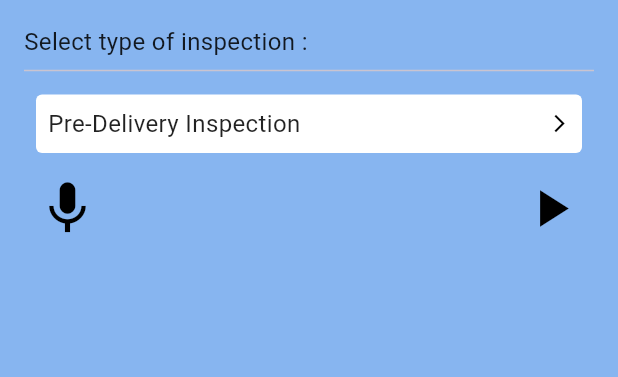
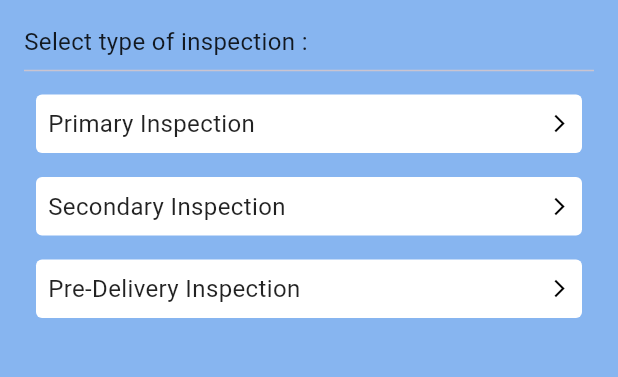
Before and after one commit to ameya730/voice_inspection, a Flutter app: the PageHome screen opened directly, on a phone screen of 412 x 824 dp, the part 84-461 px from its top. Run offline on Flutter 3.47's test engine with Material 3 defaults, Android fonts, the phone set to English and light mode, and no system bars; drawn by our look-alikes of auto_size_text; our stand-ins replace audioplayers, flutter_tts, page_transition, supabase_flutter, wakelock_plus; missing offline and left inert: barcode_newland_flutter, mobile_scanner, record, vosk_flutter; accounts and stored records are empty.

Commit message:
11Oct2024

```diff
--- a/lib/pages/02_home/home.dart
+++ b/lib/pages/02_home/home.dart
@@ -1,7 +1,4 @@
-import 'package:audioplayers/audioplayers.dart';
 import 'package:flutter/material.dart';
-import 'package:voice_poc/features/bluetooth/f_bluetooth.dart';
-import 'package:voice_poc/features/record/widgets/w_record.dart';
 import 'package:voice_poc/pages/02_home/s_home.dart';
 import 'package:voice_poc/services/auth/auth_service.dart';
 import 'package:voice_poc/services/routes/c_routes.dart';
@@ -27,9 +24,7 @@ class _PageHomeState extends State<PageHome> {
     super.initState();
   }
 
-  setup() async {
-    await AudioService().switchToBluetoothMic();
-  }
+  setup() async {}
 
   @override
   Widget build(BuildContext context) {
@@ -61,8 +56,15 @@ class _PageHomeState extends State<PageHome> {
           children: [
             WDLabel(label: 'Select type of inspection : '),
             const Divider(),
-            InspectionTypeCard(),
-            WDRecord(),
+            InspectionTypeCard(heading: 'Primary Inspection', onclick: () {}),
+            InspectionTypeCard(heading: 'Secondary Inspection', onclick: () {}),
+            InspectionTypeCard(
+              heading: 'Pre-Delivery Inspection',
+              onclick: () => Navigator.pushNamed(
+                context,
+                Routes.preDeliveryInspection.path,
+              ),
+            ),
           ],
         ),
       ),
--- a/lib/widgets/pages/home/w_display_inspection_types.dart
+++ b/lib/widgets/pages/home/w_display_inspection_types.dart
@@ -3,7 +3,10 @@ import 'package:voice_poc/services/routes/c_routes.dart';
 import 'package:voice_poc/widgets/labels/w_label.dart';
 
 class InspectionTypeCard extends StatefulWidget {
-  const InspectionTypeCard({super.key});
+  const InspectionTypeCard(
+      {super.key, required this.heading, required this.onclick});
+  final String heading;
+  final Function() onclick;
 
   @override
   State<InspectionTypeCard> createState() => _InspectionTypeCardState();
@@ -13,10 +16,7 @@ class _InspectionTypeCardState extends State<InspectionTypeCard> {
   @override
   Widget build(BuildContext context) {
     return InkWell(
-      onTap: () => Navigator.pushNamed(
-        context,
-        Routes.preDeliveryInspection.path,
-      ),
+      onTap: widget.onclick,
       child: Padding(
         padding: const EdgeInsets.all(8.0),
         child: Container(
@@ -28,7 +28,7 @@ class _InspectionTypeCardState extends State<InspectionTypeCard> {
           child: Row(
             mainAxisAlignment: MainAxisAlignment.spaceBetween,
             children: [
-              WDLabel(label: 'Pre-Delivery Inspection', isFlexible: true),
+              WDLabel(label: widget.heading, isFlexible: true),
               Icon(
                 Icons.arrow_forward_ios,
                 size: 14,
--- a/pubspec.yaml
+++ b/pubspec.yaml
@@ -46,6 +46,7 @@ dependencies:
   record: ^5.1.2
   path_provider: ^2.1.4
   audioplayers: ^6.1.0
+  barcode_newland_flutter: ^1.0.1
 
 dev_dependencies:
   flutter_test:
```
Also changed, not shown: lib/pages/03_pre_delivery/inspect_pre_delivery.dart (+13 -6 lines), pubspec.lock.
